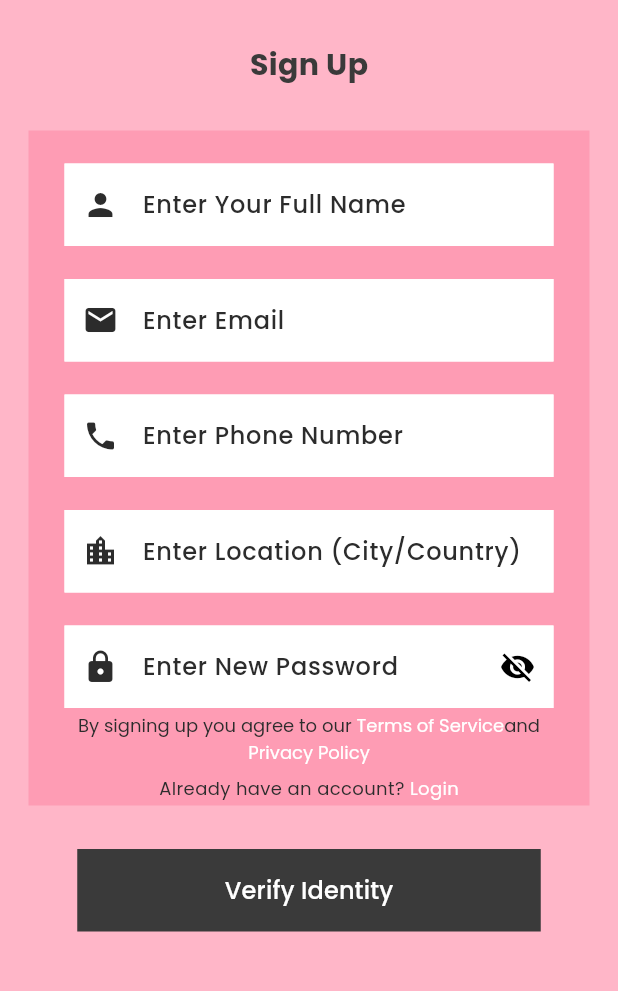
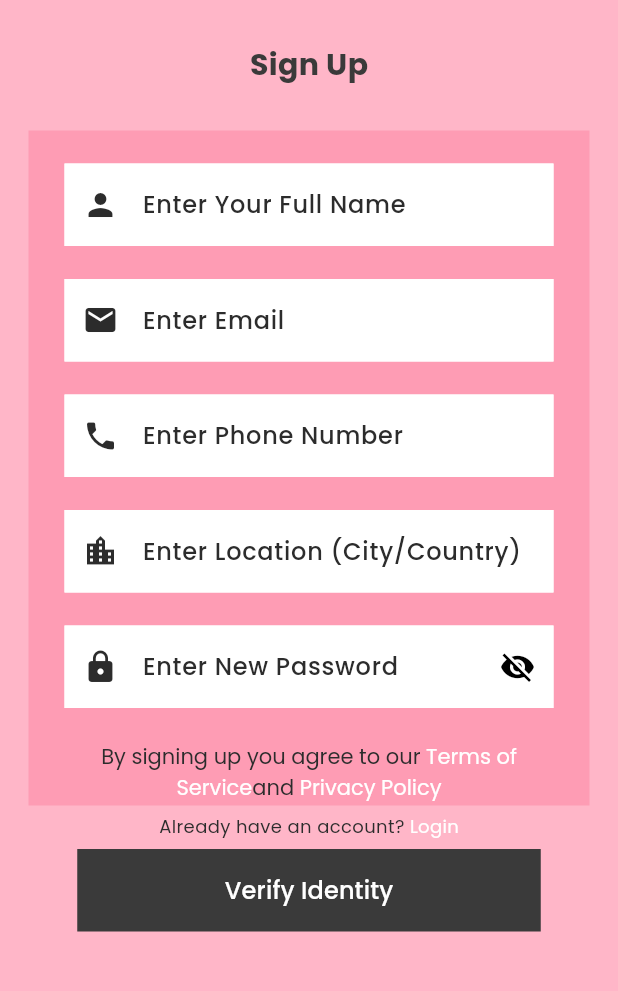
Before and after one commit to umair24171/MySheTribe, a Flutter app: the SignUpScreen screen opened directly, on a phone screen of 412 x 824 dp, the part 210-1201 px from its top. Run offline on Flutter 3.47's test engine with Material 3 defaults, Android fonts, the phone set to English and light mode, and no system bars; our stand-ins replace cached_network_image, cloud_firestore, firebase_analytics, firebase_auth, firebase_core, firebase_messaging and 4 more; accounts and stored records are empty.

Commit message:
Update Signup screen spacing to match backend branch design
- Updated spacing before terms from 3px to 22px
- Updated terms text font size from 12px to 14px
- Updated Terms of Service link font size from 12px to 14px
- Updated Privacy Policy link font size from 12px to 14px
- All Firebase AuthProvider integration preserved
- Kept location field (needed for Firebase user model)

```diff
--- a/lib/screens/authentication/view/signup_screen.dart
+++ b/lib/screens/authentication/view/signup_screen.dart
@@ -121,7 +121,7 @@ class _SignUpScreenState extends State<SignUpScreen> {
                         },
                       ),
                     ),
-                    const SizedBox(height: 3),
+                    const SizedBox(height: 22),
                       // Terms and Privacy
                 Padding(
   padding: const EdgeInsets.symmetric(horizontal: 0),
@@ -129,7 +129,7 @@ class _SignUpScreenState extends State<SignUpScreen> {
     textAlign: TextAlign.center,
     text: TextSpan(
       style: GoogleFonts.poppins(
-        fontSize: 12,
+        fontSize: 14,
         fontWeight: FontWeight.w400,
         color: const Color(0xFF2C2C2C),
       ),
@@ -140,7 +140,7 @@ class _SignUpScreenState extends State<SignUpScreen> {
           style: GoogleFonts.poppins(
             color: Colors.white,
             fontWeight: FontWeight.w400,
-            fontSize: 12,
+            fontSize: 14,
           ),
           recognizer: TapGestureRecognizer()
             ..onTap = () {
@@ -158,7 +158,7 @@ class _SignUpScreenState extends State<SignUpScreen> {
           style: GoogleFonts.poppins(
             color: Colors.white,
             fontWeight: FontWeight.w400,
-            fontSize: 12,
+            fontSize: 14,
           ),
           recognizer: TapGestureRecognizer()
             ..onTap = () {
```
